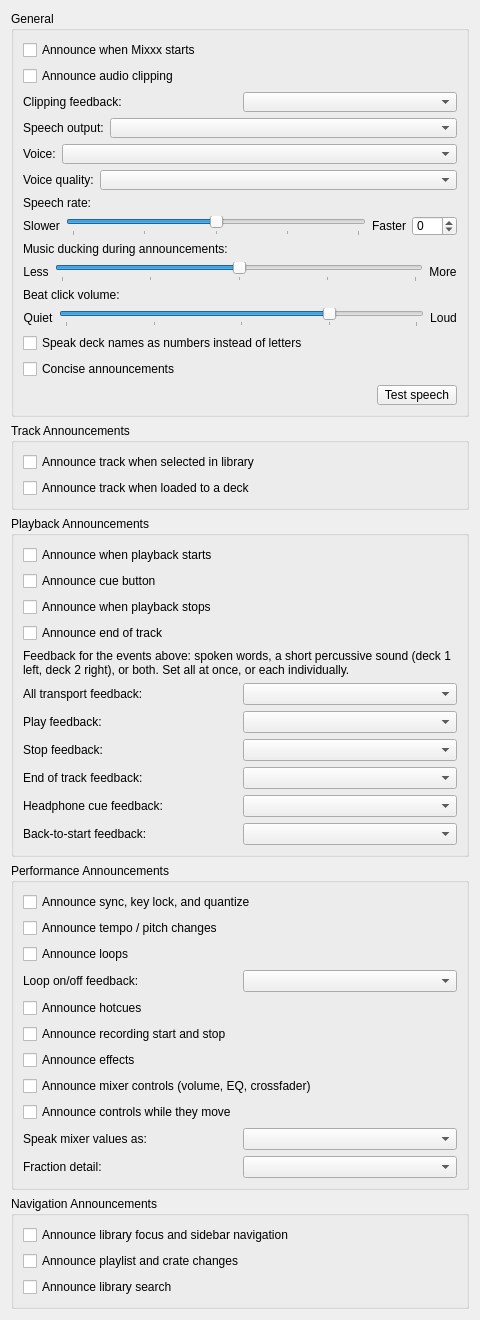
Above: src/preferences/dialog/dlgprefaccessibilitydlg.ui from XeTK/mixxx before the change. Below: the same form after it.
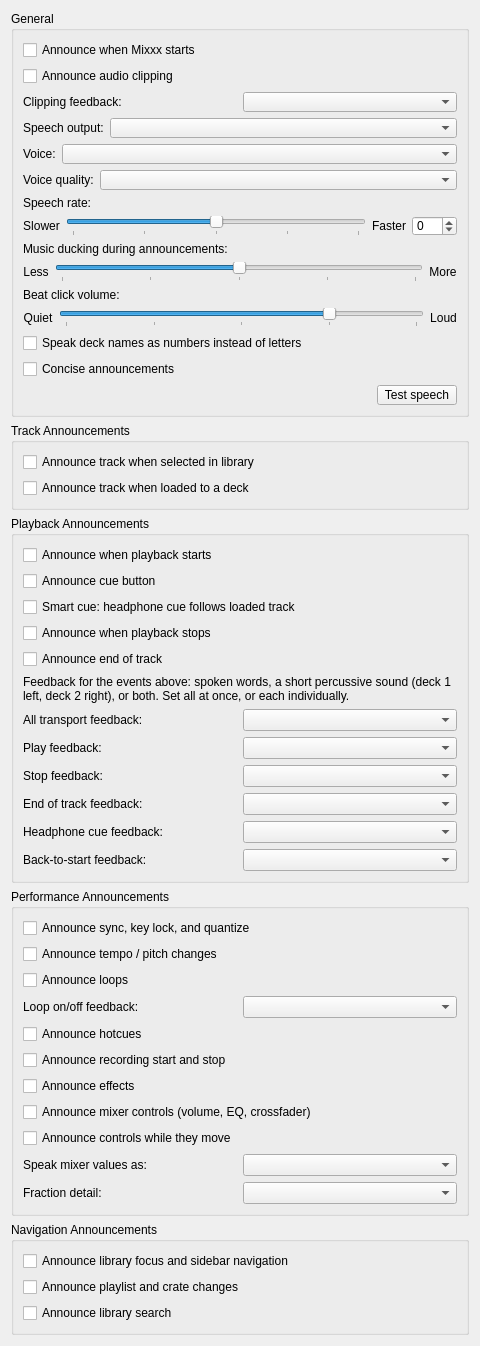
That is the form after the change.

Commit message: feat(a11y): smart cue, DDJ-400 jog settings, BPM fix on shift pads

What changed in the file:
```diff
--- a/src/preferences/dialog/dlgprefaccessibilitydlg.ui
+++ b/src/preferences/dialog/dlgprefaccessibilitydlg.ui
@@ -487,6 +487,16 @@
         </property>
        </widget>
       </item>
+      <item>
+       <widget class="QCheckBox" name="checkBoxSmartCue">
+        <property name="toolTip">
+         <string>Loading a track into a stopped deck moves the headphone cue to that deck automatically, like the smart cue on Denon players. A playing deck never has its cue taken away.</string>
+        </property>
+        <property name="text">
+         <string>Smart cue: headphone cue follows loaded track</string>
+        </property>
+       </widget>
+      </item>
       <item>
        <widget class="QCheckBox" name="checkBoxAnnounceStop">
         <property name="toolTip">
```
The commit also changes 9 other files.
